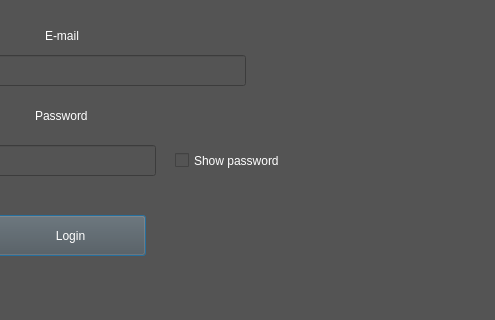
Before: the Qt Designer form App/login.ui in CodingXP/AlgasKalkulators, drawn with Qt 5; both pictures show x 365 to 860 and y 155 to 475 of the 860 by 720 pixel window.
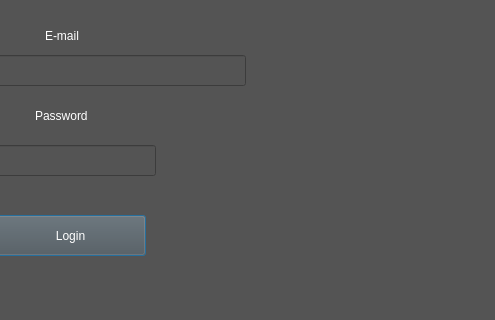
After: the same form once the commit is applied.

Commit message: Fixed up the .pdf creaton to feature some more data and removed the showPassword func to make the re-design fit better

```diff
--- a/App/login.ui
+++ b/App/login.ui
@@ -192,23 +192,6 @@
     <string>Home</string>
    </property>
   </widget>
-  <widget class="QCheckBox" name="passBox">
-   <property name="geometry">
-    <rect>
-     <x>540</x>
-     <y>300</y>
-     <width>131</width>
-     <height>31</height>
-    </rect>
-   </property>
-   <property name="styleSheet">
-    <string notr="true">color: rgb(255, 255, 255);
-font: 9pt &quot;Rockwell&quot;;</string>
-   </property>
-   <property name="text">
-    <string>Show password</string>
-   </property>
-  </widget>
  </widget>
  <resources/>
  <connections/>
```
The commit also changes 4 other files.
